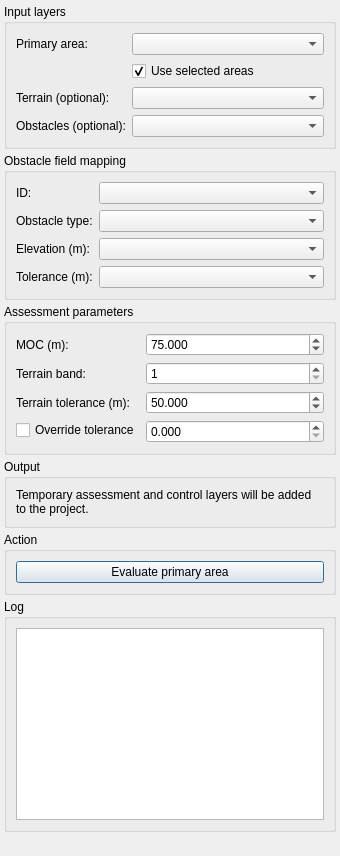
Before: the Qt Designer form Q_Pansopy/ui/utilities/qpansopy_primary_area_assessment_dockwidget.ui in FLYGHT7/qpansopy, drawn with Qt 5.
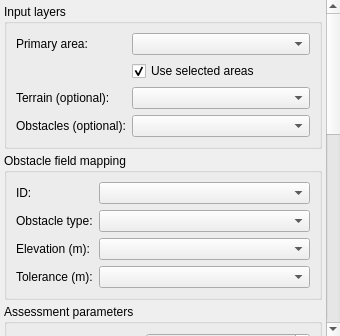
After: the same form once the commit is applied. Custom widgets are drawn as their Qt base class.

Commit message: Add scroll area to Primary Area Assessment Dock Widget and update tests

Patch:
```diff
--- a/Q_Pansopy/ui/utilities/qpansopy_primary_area_assessment_dockwidget.ui
+++ b/Q_Pansopy/ui/utilities/qpansopy_primary_area_assessment_dockwidget.ui
@@ -6,6 +6,16 @@
   <property name="windowTitle"><string>Primary Area Obstacle Assessment</string></property>
   <widget class="QWidget" name="dockWidgetContents">
    <layout class="QVBoxLayout" name="verticalLayout">
+    <property name="spacing"><number>0</number></property>
+    <property name="margin"><number>0</number></property>
+    <item>
+     <widget class="QScrollArea" name="scrollArea">
+      <property name="frameShape"><enum>QFrame::NoFrame</enum></property>
+      <property name="widgetResizable"><bool>true</bool></property>
+      <property name="horizontalScrollBarPolicy"><enum>Qt::ScrollBarAsNeeded</enum></property>
+      <property name="verticalScrollBarPolicy"><enum>Qt::ScrollBarAsNeeded</enum></property>
+      <widget class="QWidget" name="scrollAreaWidgetContents">
+       <layout class="QVBoxLayout" name="scrollLayout">
     <property name="spacing"><number>4</number></property>
     <property name="margin"><number>4</number></property>
     <item>
@@ -77,6 +87,10 @@
      </widget>
     </item>
     <item><spacer name="verticalSpacer"><property name="orientation"><enum>Qt::Vertical</enum></property><property name="sizeHint" stdset="0"><size><width>20</width><height>20</height></size></property></spacer></item>
+       </layout>
+      </widget>
+     </widget>
+    </item>
    </layout>
   </widget>
  </widget>
```
Lines whose indentation alone changed are shown as unchanged. The commit also changes 4 other files.
